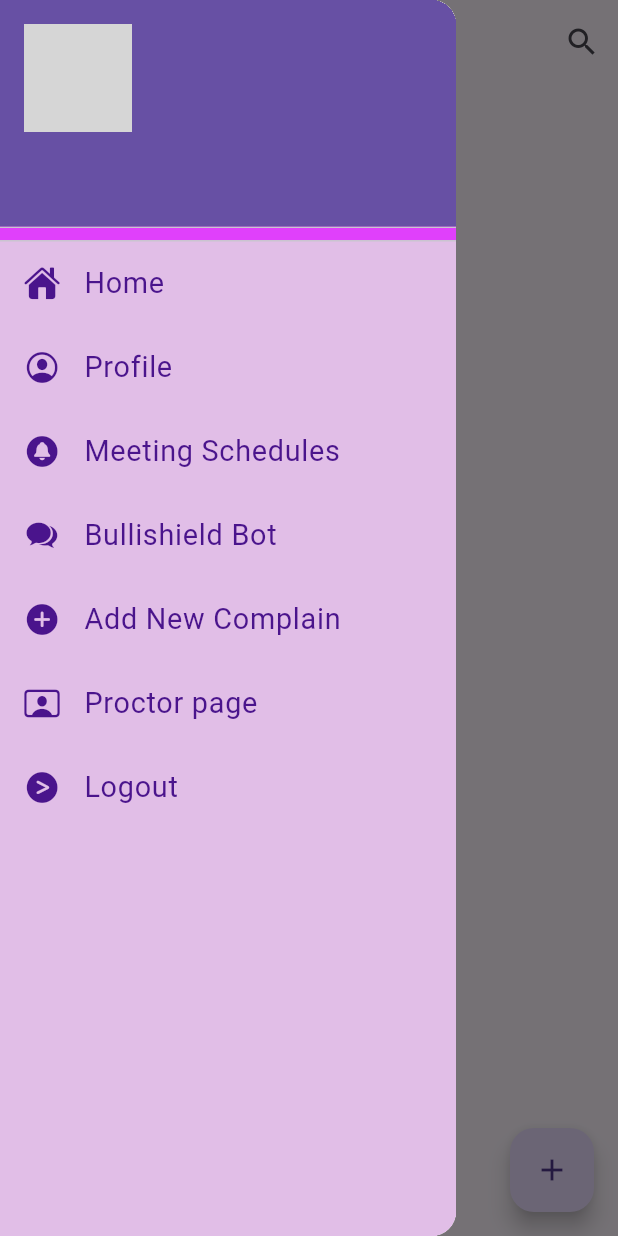
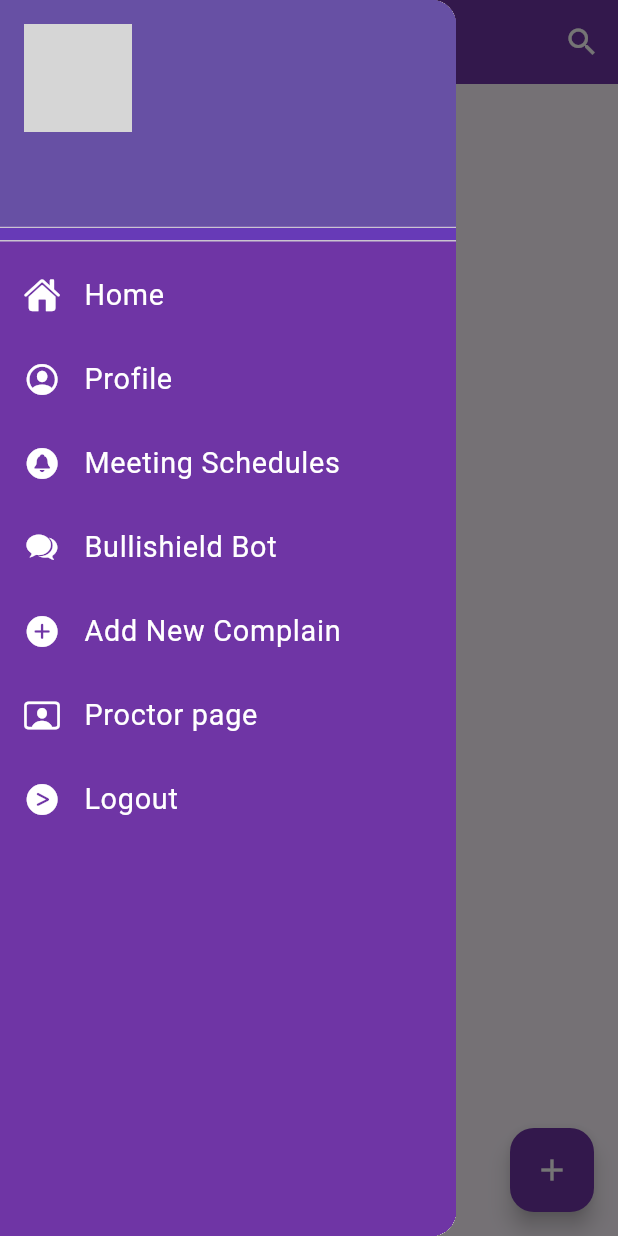
Before and after one commit to FarhanTahmid/Bullishield-Frontend, a Flutter app: the HomePage screen opened directly, with the side drawer open, on a phone screen of 412 x 824 dp. Run offline on Flutter 3.47's test engine with Material 3 defaults, Android fonts, the phone set to English and light mode, and no system bars; our stand-ins replace carousel_slider, file_picker, flutter_svg, fluttertoast, image_picker, photo_view and 1 more; accounts and stored records are empty; network calls fail; grey boxes are pictures that could not be loaded.

Commit message:
customized UI

```diff
--- a/bullishield/lib/Screens/Homepage/homepage.dart
+++ b/bullishield/lib/Screens/Homepage/homepage.dart
@@ -1,5 +1,6 @@
 import 'dart:convert';
 import 'package:bullishield/Screens/Complain/complain_details_screen.dart';
+import 'package:bullishield/constants.dart';
 import 'package:flutter/material.dart';
 import 'package:bullishield/Screens/NavScreen/ComplainFormScreen.dart';
 import 'package:bullishield/Screens/Login/login_screen.dart';
@@ -129,13 +130,14 @@ class _HomePageState extends State<HomePage> {
   Widget build(BuildContext context) {
     return Scaffold(
       appBar: AppBar(
+        backgroundColor: kPrimaryColor,
         title: isSearching
             ? TextField(
                 controller: searchController,
-                style: const TextStyle(color: Colors.black),
+                style: const TextStyle(color: Colors.white),
                 decoration: const InputDecoration(
                   hintText: "Search complaints...",
-                  hintStyle: TextStyle(color: Colors.black),
+                  hintStyle: TextStyle(color: Colors.white),
                   border: InputBorder.none,
                 ),
                 onChanged: (query) => filterComplaints(query),
@@ -143,11 +145,12 @@ class _HomePageState extends State<HomePage> {
             : const Text(
                 "Complains",
                 textScaler: TextScaler.linear(1.2),
+                style: TextStyle(color: Colors.white),
               ),
         actions: [
           isSearching
               ? IconButton(
-                  icon: const Icon(Icons.clear),
+                  icon: const Icon(Icons.clear,color: Colors.white,),
                   onPressed: () {
                     setState(() {
                       isSearching = false;
@@ -157,7 +160,7 @@ class _HomePageState extends State<HomePage> {
                   },
                 )
               : IconButton(
-                  icon: const Icon(Icons.search),
+                  icon: const Icon(Icons.search,color: Colors.white,),
                   onPressed: () {
                     setState(() {
                       isSearching = true;
@@ -229,6 +232,8 @@ class _HomePageState extends State<HomePage> {
             ),
       drawer: const MyDrawer(),
       floatingActionButton: FloatingActionButton(
+        backgroundColor: kPrimaryColor,
+        focusColor: Colors.purpleAccent,
         onPressed: () {
           Navigator.push(
             context,
@@ -237,7 +242,7 @@ class _HomePageState extends State<HomePage> {
             ),
           );
         },
-        child: const Icon(Icons.add),
+        child: const Icon(Icons.add,color: Colors.white,),
       ),
     );
   }
--- a/bullishield/lib/Screens/NavScreen/ComplainFormScreen.dart
+++ b/bullishield/lib/Screens/NavScreen/ComplainFormScreen.dart
@@ -1,5 +1,6 @@
 // ignore: file_names
 
+import 'package:bullishield/constants.dart';
 import 'package:flutter/material.dart';
 import 'package:bullishield/widgets/complain_form.dart';
 
@@ -9,7 +10,8 @@ class ComplainFormScreen extends StatelessWidget {
   Widget build(BuildContext context) {
     return Scaffold(
       appBar: AppBar(
-        title: const Text('Complain Form'),
+        backgroundColor: kPrimaryColor,
+        title: const Text('Complain Form',style: TextStyle(color: Colors.white),),
       ),
       body: const ComplainForm(),
     );
--- a/bullishield/lib/Screens/ProctorView/meeting_call_page.dart
+++ b/bullishield/lib/Screens/ProctorView/meeting_call_page.dart
@@ -5,6 +5,7 @@ import 'package:bullishield/Screens/Login/login_screen.dart';
 import 'package:bullishield/Screens/ProctorView/proctor_complain.dart';
 import 'package:bullishield/Screens/ProctorView/proctor_homepage.dart';
 import 'package:bullishield/backend_config.dart';
+import 'package:bullishield/constants.dart';
 import 'package:bullishield/toasts.dart';
 import 'package:http/http.dart' as http;
 import 'package:flutter/material.dart';
@@ -168,7 +169,8 @@ class MeetingPageState extends State<MeetingCallPage> {
   Widget build(BuildContext context) {
     return Scaffold(
       appBar: AppBar(
-        title: const Text('Schedule Meeting'),
+        backgroundColor: kPrimaryColor,
+        title: const Text('Schedule Meeting',style: TextStyle(color: Colors.white),),
       ),
       body: SingleChildScrollView(
         child: Padding(
--- a/bullishield/lib/Screens/ProctorView/proctor_complain_description.dart
+++ b/bullishield/lib/Screens/ProctorView/proctor_complain_description.dart
@@ -3,6 +3,8 @@ import 'package:bullishield/Screens/Login/login_screen.dart';
 import 'package:bullishield/Screens/ProctorView/meeting_call_page.dart';
 import 'package:bullishield/backend_config.dart';
 import 'package:bullishield/Screens/ProctorView/proctor_complain.dart';
+import 'package:bullishield/constants.dart';
+import 'package:flutter/gestures.dart';
 import 'package:flutter/material.dart';
 import 'package:carousel_slider/carousel_slider.dart';
 import 'package:http/http.dart' as http;
@@ -214,7 +216,8 @@ class _ProctorComplainDetailsState extends State<ProctorComplainDetails> {
   Widget build(BuildContext context) {
     return Scaffold(
       appBar: AppBar(
-        title: Text("Complain ID - ${widget.complain.complainId}"),
+        backgroundColor: kPrimaryColor,
+        title: Text("Complain ID - ${widget.complain.complainId}",style: const TextStyle(color: Colors.white),),
       ),
       body: isLoading
           ? const Center(child: CircularProgressIndicator())
--- a/bullishield/lib/widgets/menu_drawer.dart
+++ b/bullishield/lib/widgets/menu_drawer.dart
@@ -4,6 +4,7 @@ import 'package:bullishield/Screens/Meeting%20Schedules/user_schedules.dart';
 import 'package:bullishield/Screens/NavScreen/ComplainFormScreen.dart';
 import 'package:bullishield/Screens/ProctorView/proctor_homepage.dart';
 import 'package:bullishield/Screens/Profile/user_profile_page.dart';
+import 'package:bullishield/constants.dart';
 import 'package:flutter/cupertino.dart';
 import 'package:flutter/material.dart';
 import 'package:shared_preferences/shared_preferences.dart';
@@ -101,19 +102,20 @@ class MyDrawerState extends State<MyDrawer> {
   Widget build(BuildContext context) {
     return Drawer(
       child: Container(
-        color: Colors.purple.shade100,
+        color: kPrimaryColor,
         child: ListView(
           padding: EdgeInsets.zero,
           children: [
             DrawerHeader(
-              decoration: const BoxDecoration(color: Colors.purpleAccent),
-              margin: EdgeInsets.zero,
-              padding: EdgeInsets.zero,
+              decoration: const BoxDecoration(color: Colors.deepPurple),
+              margin: const EdgeInsets.only(bottom: 8.0),
+              padding: const EdgeInsets.only(),
+
               child: UserAccountsDrawerHeader(
+                accountEmail: Text(username),
                 accountName: Text(userFullName),
-                accountEmail: Text(email),
                 currentAccountPicture: CircleAvatar(
-                  backgroundImage: NetworkImage(userImageUrl),
+                  backgroundImage: NetworkImage(userImageUrl,scale: 2),
                 ),
               ),
             ),
@@ -127,15 +129,15 @@ class MyDrawerState extends State<MyDrawer> {
                   ),
                 );
               },
-              leading: Icon(
+              leading: const Icon(
                 CupertinoIcons.house_fill,
-                color: Colors.purple.shade900,
+                color: Colors.white,
               ),
-              title: Text(
+              title: const Text(
                 "Home",
-                textScaler: const TextScaler.linear(1.2),
+                textScaler: TextScaler.linear(1.2),
                 style: TextStyle(
-                  color: Colors.purple.shade900,
+                  color: Colors.white,
                 ),
               ),
             ),
@@ -149,15 +151,15 @@ class MyDrawerState extends State<MyDrawer> {
                   ),
                 );
               },
-              leading: Icon(
+              leading: const Icon(
                 CupertinoIcons.profile_circled,
-                color: Colors.purple.shade900,
+                color: Colors.white,
               ),
-              title: Text(
+              title: const Text(
                 "Profile",
                 textScaler: const TextScaler.linear(1.2),
                 style: TextStyle(
-                  color: Colors.purple.shade900,
+                  color: Colors.white,
                 ),
               ),
             ),
@@ -170,16 +172,16 @@ class MyDrawerState extends State<MyDrawer> {
                   ),
                 );
               },
-              child: ListTile(
+              child: const ListTile(
                 leading: Icon(
                   CupertinoIcons.bell_circle_fill,
-                  color: Colors.purple.shade900,
+                  color: Colors.white,
                 ),
                 title: Text(
                   "Meeting Schedules",
                   textScaler: const TextScaler.linear(1.2),
                   style: TextStyle(
-                    color: Colors.purple.shade900,
+                    color: Colors.white,
                   ),
                 ),
               ),
@@ -194,16 +196,16 @@ class MyDrawerState extends State<MyDrawer> {
                   ),
                 );
               },
-              child: ListTile(
+              child: const ListTile(
                 leading: Icon(
                   CupertinoIcons.chat_bubble_2_fill,
-                  color: Colors.purple.shade900,
+                  color: Colors.white,
                 ),
                 title: Text(
                   "Bullishield Bot",
                   textScaler: const TextScaler.linear(1.2),
                   style: TextStyle(
-                    color: Colors.purple.shade900,
+                    color: Colors.white,
                   ),
                 ),
               ),
@@ -218,16 +220,16 @@ class MyDrawerState extends State<MyDrawer> {
                   ),
                 );
               },
-              child: ListTile(
+              child: const ListTile(
                 leading: Icon(
                   CupertinoIcons.add_circled_solid,
-                  color: Colors.purple.shade900,
+                  color: Colors.white,
                 ),
                 title: Text(
                   "Add New Complain",
                   textScaler: const TextScaler.linear(1.2),
                   style: TextStyle(
-                    color: Colors.purple.shade900,
+                    color: Colors.white,
                   ),
                 ),
               ),
@@ -266,16 +268,16 @@ class MyDrawerState extends State<MyDrawer> {
                   ),
                 );
               },
-              child: ListTile(
+              child: const ListTile(
                 leading: Icon(
                   CupertinoIcons.person_crop_rectangle,
-                  color: Colors.purple.shade900,
+                  color: Colors.white
                 ),
                 title: Text(
                   "Proctor page",
                   textScaler: const TextScaler.linear(1.2),
                   style: TextStyle(
-                    color: Colors.purple.shade900,
+                    color: Colors.white
                   ),
                 ),
               ),
@@ -284,16 +286,16 @@ class MyDrawerState extends State<MyDrawer> {
               onTap: () {
                 _showLogoutDialog(context);
               },
-              child: ListTile(
+              child: const ListTile(
                 leading: Icon(
                   CupertinoIcons.greaterthan_circle_fill,
-                  color: Colors.purple.shade900,
+                  color: Colors.white,
                 ),
                 title: Text(
                   "Logout",
-                  textScaler: const TextScaler.linear(1.2),
+                  textScaler: TextScaler.linear(1.2),
                   style: TextStyle(
-                    color: Colors.purple.shade900,
+                    color: Colors.white,
                   ),
                 ),
               ),
```
Also changed, not shown: bullishield/lib/Screens/Complain/complain_details_screen.dart (+5 -2 lines), bullishield/lib/Screens/Meeting Schedules/user_schedules.dart (+9 -6 lines), bullishield/lib/Screens/ProctorView/proctor_homepage.dart (+7 -5 lines), bullishield/lib/Screens/Profile/user_profile_page.dart (+9 -6 lines), bullishield/lib/toasts.dart (+12 -14 lines).
